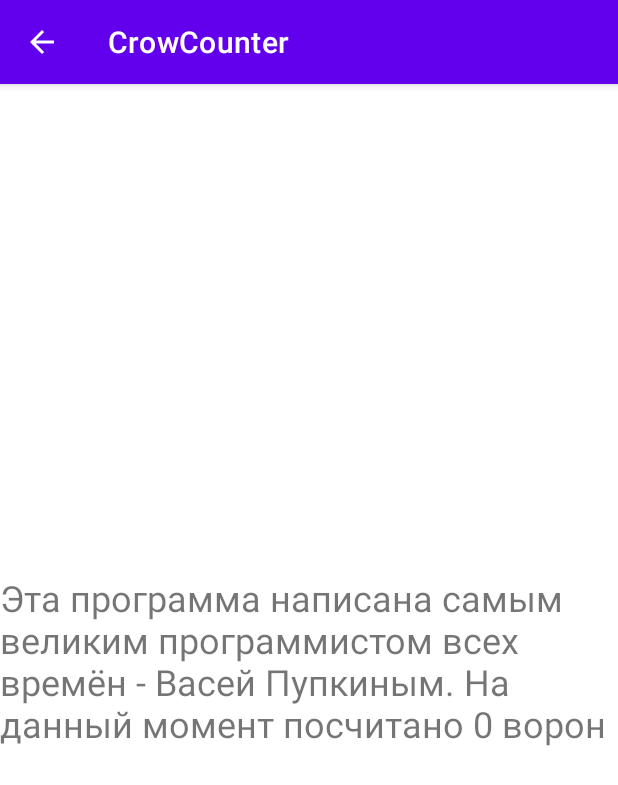
After one commit to excitexcite/CrowCounter, an Android app: the AboutActivity screen opened directly, with no data from a screen before it, on a phone screen of 412 x 824 dp. The commit adds this screen. Shown: the top 785 px of the screen. Run offline under Robolectric (Android 15) with nearby library versions, the phone set to English and light mode, and no system bars.

Commit message:
Add main window navigation menu and about activity window

```diff
--- a/app/src/main/AndroidManifest.xml
+++ b/app/src/main/AndroidManifest.xml
@@ -9,6 +9,8 @@
         android:roundIcon="@mipmap/ic_launcher_round"
         android:supportsRtl="true"
         android:theme="@style/Theme.CrowCounter">
+        <activity android:name=".AboutActivity"
+            android:parentActivityName=".MainActivity"/>
         <activity android:name=".MainActivity">
             <intent-filter>
                 <action android:name="android.intent.action.MAIN" />
--- /dev/null
+++ b/app/src/main/java/com/peapod/crowcounter/AboutActivity.java
@@ -0,0 +1,26 @@
+package com.peapod.crowcounter;
+
+import androidx.appcompat.app.AppCompatActivity;
+
+import android.content.Intent;
+import android.os.Bundle;
+import android.widget.TextView;
+
+public class AboutActivity extends AppCompatActivity {
+
+    private TextView aboutTextView; // переменная для текстового поле вывода информации о программе
+    private int crowNumber; // переменная для хранения кол-ва посчитанных ворон
+
+    @Override
+    protected void onCreate(Bundle savedInstanceState) {
+        super.onCreate(savedInstanceState);
+        setContentView(R.layout.activity_about);
+        aboutTextView = findViewById(R.id.aboutText); // связали переменную с id с макета
+        Intent intent = getIntent(); // получили intent из главного окна
+        crowNumber = intent.getIntExtra("crowNumber", 0); // получили кол-во ворон
+        String strFormat = getResources().getString(R.string.about_info); // получили строку из string.xml без подстановки
+        String strMessage = String.format(strFormat, crowNumber); // выполнили подстановку числа
+        aboutTextView.setText(strMessage); // вывели текст на экран
+
+    }
+}
--- /dev/null
+++ b/app/src/main/res/layout/activity_about.xml
@@ -0,0 +1,19 @@
+<?xml version="1.0" encoding="utf-8"?>
+<androidx.constraintlayout.widget.ConstraintLayout xmlns:android="http://schemas.android.com/apk/res/android"
+    xmlns:app="http://schemas.android.com/apk/res-auto"
+    xmlns:tools="http://schemas.android.com/tools"
+    android:layout_width="match_parent"
+    android:layout_height="match_parent"
+    tools:context=".AboutActivity">
+
+    <TextView
+        android:id="@+id/aboutText"
+        android:layout_width="wrap_content"
+        android:layout_height="wrap_content"
+        android:text="@string/about_info"
+        android:textSize="24sp"
+        app:layout_constraintBottom_toBottomOf="parent"
+        app:layout_constraintEnd_toEndOf="parent"
+        app:layout_constraintStart_toStartOf="parent"
+        app:layout_constraintTop_toTopOf="parent" />
+</androidx.constraintlayout.widget.ConstraintLayout>
--- a/app/src/main/res/values/strings.xml
+++ b/app/src/main/res/values/strings.xml
@@ -1,3 +1,4 @@
 <resources>
     <string name="app_name">CrowCounter</string>
+    <string name="about_info">Эта программа написана самым великим программистом всех времён - Васей Пупкиным. На данный момент посчитано %1$d ворон</string>
 </resources>
```
Also changed, not shown: app/src/main/java/com/peapod/crowcounter/MainActivity.java (+39 -1 lines), app/src/main/res/menu/menu_main.xml (added, +13 -0 lines).
